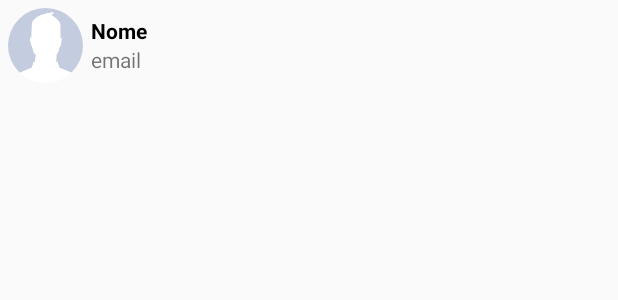
After one commit to Burketa/gempe-training, an Android app: the layout adapter_contatos.xml on its own in the app's theme, with its tools: preview values and no code run, on a phone screen of 412 x 824 dp. The commit adds this screen. Shown: the top 300 px of the screen. Run offline under Robolectric (Android 15) with nearby library versions, the phone set to English and light mode, and no system bars.

Commit message:
recycler view de contatos feito porem sem funcionalidade

```diff
--- a/Whatsapp_clone/app/src/main/java/com/example/whatsappclone/activities/CadastroAcitivity.java
+++ b/Whatsapp_clone/app/src/main/java/com/example/whatsappclone/activities/CadastroAcitivity.java
@@ -1,7 +1,7 @@
 package com.example.whatsappclone.activities;
 
+import android.os.Bundle;
 import android.support.v7.app.AppCompatActivity;
-import android.os.Bundle;
 
 import com.example.whatsappclone.R;
 
--- a/Whatsapp_clone/app/src/main/java/com/example/whatsappclone/activities/ConfigActivity.java
+++ b/Whatsapp_clone/app/src/main/java/com/example/whatsappclone/activities/ConfigActivity.java
@@ -1,7 +1,7 @@
 package com.example.whatsappclone.activities;
 
+import android.os.Bundle;
 import android.support.v7.app.AppCompatActivity;
-import android.os.Bundle;
 import android.support.v7.widget.Toolbar;
 
 import com.example.whatsappclone.R;
--- a/Whatsapp_clone/app/src/main/java/com/example/whatsappclone/activities/LoginActivity.java
+++ b/Whatsapp_clone/app/src/main/java/com/example/whatsappclone/activities/LoginActivity.java
@@ -1,8 +1,8 @@
 package com.example.whatsappclone.activities;
 
 import android.content.Intent;
+import android.os.Bundle;
 import android.support.v7.app.AppCompatActivity;
-import android.os.Bundle;
 import android.view.View;
 
 import com.example.whatsappclone.R;
--- a/Whatsapp_clone/app/src/main/java/com/example/whatsappclone/activities/MainActivity.java
+++ b/Whatsapp_clone/app/src/main/java/com/example/whatsappclone/activities/MainActivity.java
@@ -1,9 +1,9 @@
 package com.example.whatsappclone.activities;
 
 import android.content.Intent;
+import android.os.Bundle;
 import android.support.v4.view.ViewPager;
 import android.support.v7.app.AppCompatActivity;
-import android.os.Bundle;
 import android.support.v7.widget.Toolbar;
 import android.view.Menu;
 import android.view.MenuInflater;
--- /dev/null
+++ b/Whatsapp_clone/app/src/main/res/layout/adapter_contatos.xml
@@ -0,0 +1,36 @@
+<?xml version="1.0" encoding="utf-8"?>
+<LinearLayout xmlns:android="http://schemas.android.com/apk/res/android"
+    android:layout_width="match_parent"
+    android:layout_height="wrap_content"
+    android:orientation="horizontal"
+    android:padding="5dp">
+
+    <de.hdodenhof.circleimageview.CircleImageView
+        android:id="@+id/imageViewFotoContato"
+        android:layout_width="50dp"
+        android:layout_height="50dp"
+        android:src="@drawable/padrao" />
+
+    <LinearLayout
+        android:layout_width="match_parent"
+        android:layout_height="match_parent"
+        android:gravity="center_vertical"
+        android:orientation="vertical"
+        android:padding="5dp">
+
+        <TextView
+            android:id="@+id/textNomeContato"
+            android:layout_width="match_parent"
+            android:layout_height="wrap_content"
+            android:text="Nome"
+            android:textColor="@android:color/black"
+            android:textStyle="bold" />
+
+        <TextView
+            android:id="@+id/textEmailContato"
+            android:layout_width="match_parent"
+            android:layout_height="wrap_content"
+            android:text="email" />
+    </LinearLayout>
+
+</LinearLayout>
```
Also changed, not shown: Whatsapp_clone/app/src/main/java/com/example/whatsappclone/fragment/ContatosFragment.java (+31 -1 lines), Whatsapp_clone/app/src/main/res/layout/fragment_contatos.xml (+3 -5 lines), 2 other files.
